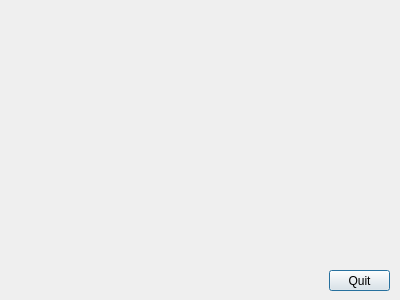
First picture: the form in Game/endwindow.ui, repository KahalaV/OTEK, before the edit.
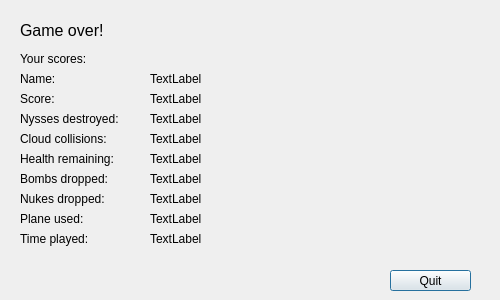
Second picture: the form after the edit.

Commit message: Endwindow now reads the data in statistics file and displays the statistics about the latest run of the game.

What changed in the file:
```diff
--- a/Game/endwindow.ui
+++ b/Game/endwindow.ui
@@ -6,7 +6,7 @@
    <rect>
     <x>0</x>
     <y>0</y>
-    <width>400</width>
+    <width>500</width>
     <height>300</height>
    </rect>
   </property>
@@ -16,9 +16,9 @@
   <widget class="QPushButton" name="quitButton">
    <property name="geometry">
     <rect>
-     <x>329</x>
+     <x>390</x>
      <y>270</y>
-     <width>61</width>
+     <width>81</width>
      <height>21</height>
     </rect>
    </property>
@@ -26,6 +26,271 @@
     <string>Quit</string>
    </property>
   </widget>
+  <widget class="QLabel" name="gameOverLabel">
+   <property name="geometry">
+    <rect>
+     <x>20</x>
+     <y>20</y>
+     <width>91</width>
+     <height>21</height>
+    </rect>
+   </property>
+   <property name="font">
+    <font>
+     <pointsize>12</pointsize>
+    </font>
+   </property>
+   <property name="text">
+    <string>Game over!</string>
+   </property>
+  </widget>
+  <widget class="QLabel" name="playerScoresLabel">
+   <property name="geometry">
+    <rect>
+     <x>20</x>
+     <y>50</y>
+     <width>91</width>
+     <height>17</height>
+    </rect>
+   </property>
+   <property name="text">
+    <string>Your scores:</string>
+   </property>
+  </widget>
+  <widget class="QLabel" name="playerNameTitleLabel">
+   <property name="geometry">
+    <rect>
+     <x>20</x>
+     <y>70</y>
+     <width>67</width>
+     <height>17</height>
+    </rect>
+   </property>
+   <property name="text">
+    <string>Name:</string>
+   </property>
+  </widget>
+  <widget class="QLabel" name="scoreTitleLabel">
+   <property name="geometry">
+    <rect>
+     <x>20</x>
+     <y>90</y>
+     <width>67</width>
+     <height>17</height>
+    </rect>
+   </property>
+   <property name="text">
+    <string>Score:</string>
+   </property>
+  </widget>
+  <widget class="QLabel" name="nyssesDestroyedTitleLabel">
+   <property name="geometry">
+    <rect>
+     <x>20</x>
+     <y>110</y>
+     <width>131</width>
+     <height>17</height>
+    </rect>
+   </property>
+   <property name="text">
+    <string>Nysses destroyed:</string>
+   </property>
+  </widget>
+  <widget class="QLabel" name="cloudCollisionsTitleLabel">
+   <property name="geometry">
+    <rect>
+     <x>20</x>
+     <y>130</y>
+     <width>131</width>
+     <height>17</height>
+    </rect>
+   </property>
+   <property name="text">
+    <string>Cloud collisions:</string>
+   </property>
+  </widget>
+  <widget class="QLabel" name="healthRemainingTitleLabel">
+   <property name="geometry">
+    <rect>
+     <x>20</x>
+     <y>150</y>
+     <width>131</width>
+     <height>17</height>
+    </rect>
+   </property>
+   <property name="text">
+    <string>Health remaining:</string>
+   </property>
+  </widget>
+  <widget class="QLabel" name="bombsDroppedTitleLabel">
+   <property name="geometry">
+    <rect>
+     <x>20</x>
+     <y>170</y>
+     <width>121</width>
+     <height>17</height>
+    </rect>
+   </property>
+   <property name="text">
+    <string>Bombs dropped:</string>
+   </property>
+  </widget>
+  <widget class="QLabel" name="nukesDroppedTitleLabel">
+   <property name="geometry">
+    <rect>
+     <x>20</x>
+     <y>190</y>
+     <width>121</width>
+     <height>17</height>
+    </rect>
+   </property>
+   <property name="text">
+    <string>Nukes dropped:</string>
+   </property>
+  </widget>
+  <widget class="QLabel" name="planeUsedTitleLabel">
+   <property name="geometry">
+    <rect>
+     <x>20</x>
+     <y>210</y>
+     <width>101</width>
+     <height>17</height>
+    </rect>
+   </property>
+   <property name="text">
+    <string>Plane used:</string>
+   </property>
+  </widget>
+  <widget class="QLabel" name="timePlayedTitleLabel">
+   <property name="geometry">
+    <rect>
+     <x>20</x>
+     <y>230</y>
+     <width>111</width>
+     <height>17</height>
+    </rect>
+   </property>
+   <property name="text">
+    <string>Time played:</string>
+   </property>
+  </widget>
+  <widget class="QLabel" name="playerNameLabel">
+   <property name="geometry">
+    <rect>
+     <x>150</x>
+     <y>70</y>
+     <width>67</width>
+     <height>17</height>
+    </rect>
+   </property>
+   <property name="text">
+    <string>TextLabel</string>
+   </property>
+  </widget>
+  <widget class="QLabel" name="scoreLabel">
+   <property name="geometry">
+    <rect>
+     <x>150</x>
+     <y>90</y>
+     <width>67</width>
+     <height>17</height>
+    </rect>
+   </property>
+   <property name="text">
+    <string>TextLabel</string>
+   </property>
+  </widget>
+  <widget class="QLabel" name="nyssesDestroyedLabel">
+   <property name="geometry">
+    <rect>
+     <x>150</x>
+     <y>110</y>
+     <width>67</width>
+     <height>17</height>
+    </rect>
+   </property>
+   <property name="text">
+    <string>TextLabel</string>
+   </property>
+  </widget>
+  <widget class="QLabel" name="cloudCollisionsLabel">
+   <property name="geometry">
+    <rect>
+     <x>150</x>
+     <y>130</y>
+     <width>67</width>
+     <height>17</height>
+    </rect>
+   </property>
+   <property name="text">
+    <string>TextLabel</string>
+   </property>
+  </widget>
+  <widget class="QLabel" name="healthRemainingLabel">
+   <property name="geometry">
+    <rect>
+     <x>150</x>
+     <y>150</y>
+     <width>67</width>
+     <height>17</height>
+    </rect>
+   </property>
+   <property name="text">
+    <string>TextLabel</string>
+   </property>
+  </widget>
+  <widget class="QLabel" name="bombsDroppedLabel">
+   <property name="geometry">
+    <rect>
+     <x>150</x>
+     <y>170</y>
+     <width>67</width>
+     <height>17</height>
+    </rect>
+   </property>
+   <property name="text">
+    <string>TextLabel</string>
+   </property>
+  </widget>
+  <widget class="QLabel" name="nukesDroppedLabel">
+   <property name="geometry">
+    <rect>
+     <x>150</x>
+     <y>190</y>
+     <width>67</width>
+     <height>17</height>
+    </rect>
+   </property>
+   <property name="text">
+    <string>TextLabel</string>
+   </property>
+  </widget>
+  <widget class="QLabel" name="planeUsedLabel">
+   <property name="geometry">
+    <rect>
+     <x>150</x>
+     <y>210</y>
+     <width>67</width>
+     <height>17</height>
+    </rect>
+   </property>
+   <property name="text">
+    <string>TextLabel</string>
+   </property>
+  </widget>
+  <widget class="QLabel" name="timePlayedLabel">
+   <property name="geometry">
+    <rect>
+     <x>150</x>
+     <y>230</y>
+     <width>67</width>
+     <height>17</height>
+    </rect>
+   </property>
+   <property name="text">
+    <string>TextLabel</string>
+   </property>
+  </widget>
  </widget>
  <resources/>
  <connections/>
```
The commit also changes 16 other files.
